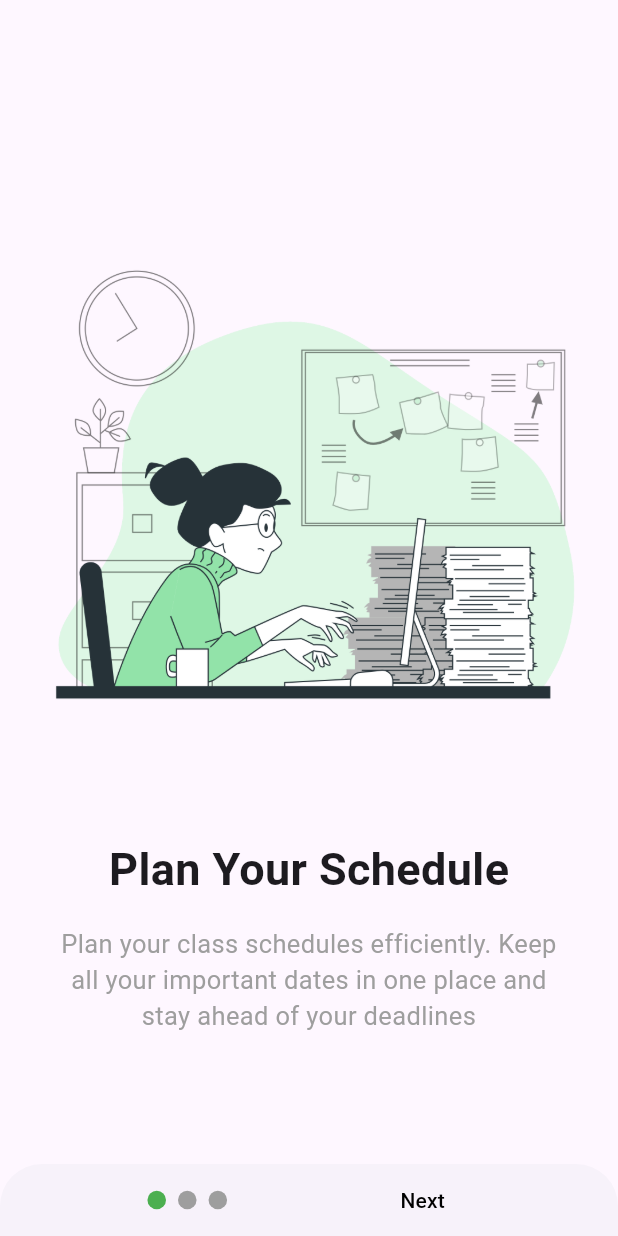
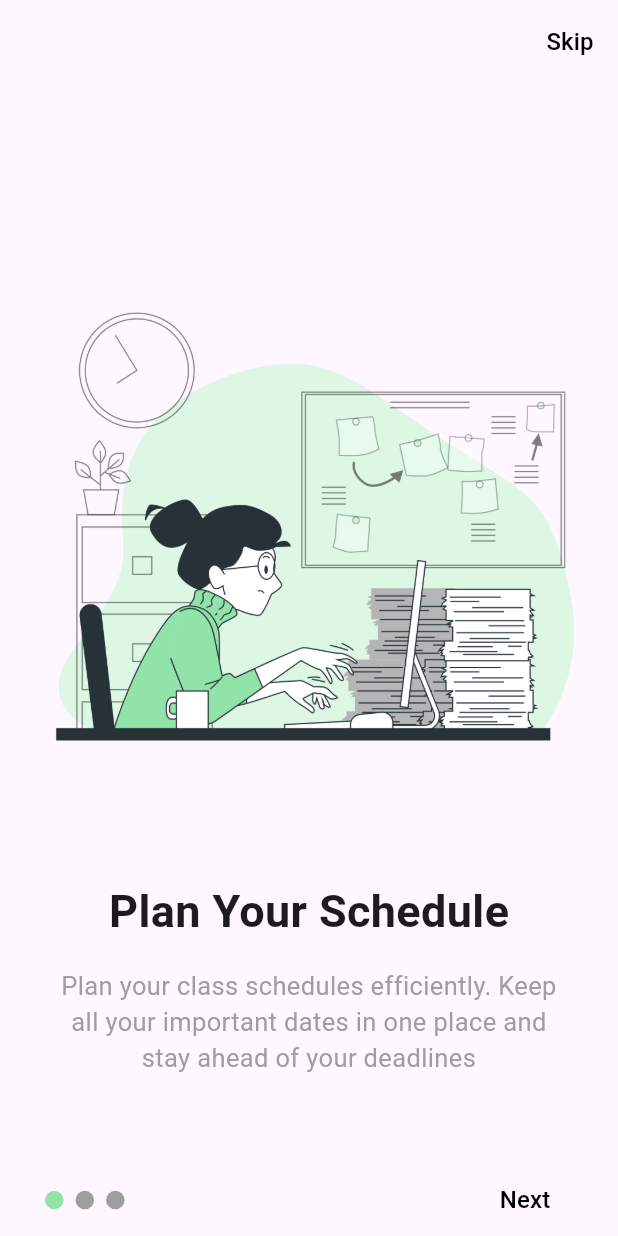
Before and after one commit to Nanafirdaus/edu_track, a Flutter app: the screen it shows after launch, on a phone screen of 412 x 824 dp. Run offline on Flutter 3.47's test engine with Material 3 defaults, Android fonts, the light colour scheme and no system bars; drawn by our look-alikes of smooth_page_indicator; our stand-ins replace hive, hive_flutter, shared_preferences; accounts and stored records are empty.

Commit message:
bug fixes

```diff
--- a/lib/main.dart
+++ b/lib/main.dart
@@ -39,6 +39,15 @@ class MyApp extends StatelessWidget {
       home: OnboardingPref.isFirstTime()!
           ? const OnBoardingScreen()
           : const UserDataScreen(),
+        theme: ThemeData(
+          bottomSheetTheme: BottomSheetThemeData(
+            backgroundColor: Theme.of(context).scaffoldBackgroundColor,
+            modalBackgroundColor: Theme.of(context).scaffoldBackgroundColor,
+            elevation: 0,
+            modalElevation: 0,
+
+        ),
+        ),
     );
   }
 }
--- a/lib/model/onboarding_items.dart
+++ b/lib/model/onboarding_items.dart
@@ -1,4 +1,5 @@
 import 'ondoarding_info.dart';
+
 class OnboardingItems {
   List<OnboardingInfo> items = [
     OnboardingInfo(
--- a/lib/screens/on_boarding.dart
+++ b/lib/screens/on_boarding.dart
@@ -21,10 +21,32 @@ class _OnBoardingScreenState extends State<OnBoardingScreen> {
   Widget build(BuildContext context) {
     return SafeArea(
       child: Scaffold(
+        appBar: AppBar(
+          actions: [
+            Row(
+              children: [
+                TextButton(
+                  onPressed: () {
+                    pageController.jumpToPage(controller.items.length - 1);
+                  },
+                  child: const Text(
+                    "Skip",
+                    style: TextStyle(
+                      fontSize: 16,
+                      color: Colors.black,
+                    ),
+                  ),
+                ),
+              ],
+            )
+          ],
+        ),
         bottomSheet: isLastPage
             ? const GetStartedBtn()
-            : Row(
-                mainAxisAlignment: MainAxisAlignment.spaceEvenly,
+            : Padding(
+                padding: const EdgeInsets.symmetric(horizontal: 30),
+                child: Row(
+                  mainAxisAlignment: MainAxisAlignment.spaceBetween,
                   children: [
                     SmoothPageIndicator(
                       controller: pageController,
@@ -32,7 +54,7 @@ class _OnBoardingScreenState extends State<OnBoardingScreen> {
                       effect: WormEffect(
                         dotHeight: context.screenHeight * 0.015,
                         dotWidth: context.screenHeight * 0.015,
-                      activeDotColor: Colors.green,
+                        activeDotColor: const Color(0xff92E3A9),
                       ),
                     ),
                     TextButton(
@@ -43,10 +65,14 @@ class _OnBoardingScreenState extends State<OnBoardingScreen> {
                       },
                       child: const Text(
                         "Next",
-                      style: TextStyle(color: Colors.black),
+                        style: TextStyle(
+                          color: Colors.black,
+                          fontSize: 16,
+                        ),
                       ),
                     ),
                   ],
+                ),
               ),
         body: Container(
           margin: const EdgeInsets.symmetric(horizontal: 15),
--- a/lib/widgets/get_started_btn.dart
+++ b/lib/widgets/get_started_btn.dart
@@ -23,7 +23,7 @@ class _GetStartedBtnState extends State<GetStartedBtn> {
               5,
             ),
           ),
-          color: Colors.green,
+          color: Color(0xff92E3A9),
         ),
         child: TextButton(
           onPressed: () {
```
Also changed, not shown: lib/screens/user_data.dart (+116 -17 lines), assets/Completed.png, assets/task.png. Lines whose indentation alone changed are shown as unchanged.
